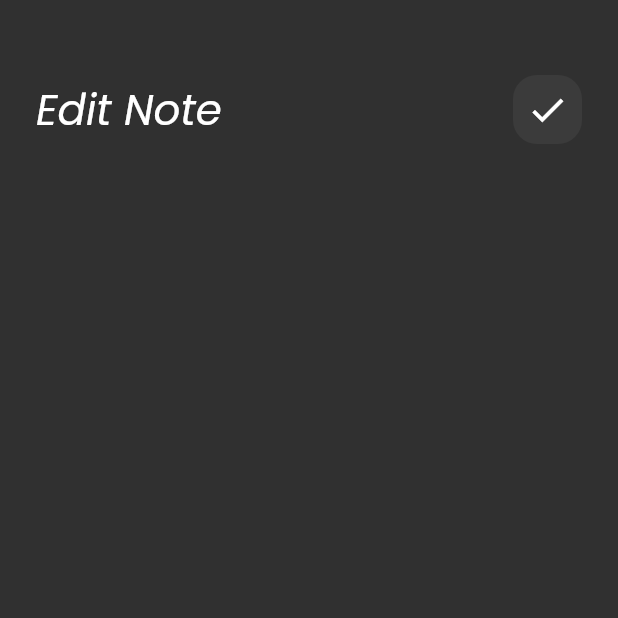
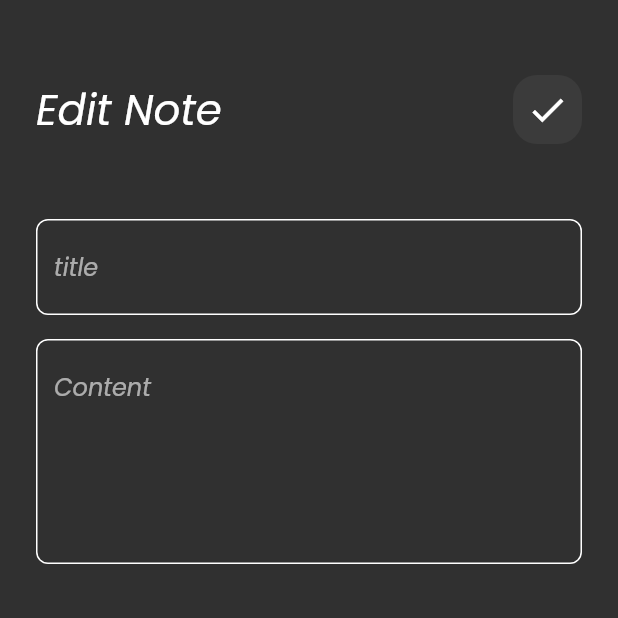
Before and after one commit to wennsh/notes_app, a Flutter app: the EditNoteView screen opened directly, on a phone screen of 412 x 824 dp, the top half of it. Run offline on Flutter 3.47's test engine with Material 2 defaults, Android fonts, the phone set to English and light mode, and no system bars; our stand-ins replace font_awesome_flutter.

Commit message:
edit note view ui done

```diff
--- a/lib/views/widgets/add_note_bottom_sheet.dart
+++ b/lib/views/widgets/add_note_bottom_sheet.dart
@@ -19,8 +19,8 @@ class AddNoteButtomSheet extends StatelessWidget {
               height: 24,
             ),
             CustomTextField(
+              hint: 'title',
               maxLines: 1,
-              hint: 'title',
             ),
             SizedBox(
               height: 16,
--- a/lib/views/widgets/custom_text_field.dart
+++ b/lib/views/widgets/custom_text_field.dart
@@ -4,15 +4,18 @@ import 'package:flutter/src/widgets/framework.dart';
 import 'package:flutter_application_7/views/widgets/constants.dart';
 
 class CustomTextField extends StatelessWidget {
-  const CustomTextField(
-      {super.key, required this.hint, required this.maxLines});
+  const CustomTextField({
+    super.key,
+    required this.hint,
+    required this.maxLines,
+  });
   final String hint;
   final int maxLines;
-
   @override
   Widget build(BuildContext context) {
     return TextField(
       cursorColor: kPrimaryColor,
+      maxLines: maxLines,
       decoration: InputDecoration(
         hintText: "$hint",
         border: buildBorder(),
--- a/lib/views/widgets/edit_view_body.dart
+++ b/lib/views/widgets/edit_view_body.dart
@@ -2,6 +2,7 @@ import 'package:flutter/material.dart';
 import 'package:flutter/src/foundation/key.dart';
 import 'package:flutter/src/widgets/framework.dart';
 import 'package:flutter_application_7/views/widgets/custom_app_bar.dart';
+import 'package:flutter_application_7/views/widgets/custom_text_field.dart';
 
 class EditNoteViewBody extends StatelessWidget {
   const EditNoteViewBody({Key? key}) : super(key: key);
@@ -19,6 +20,20 @@ class EditNoteViewBody extends StatelessWidget {
             title: 'Edit Note',
             icon: Icons.check,
           ),
+          SizedBox(
+            height: 50,
+          ),
+          CustomTextField(
+            hint: 'title',
+            maxLines: 1,
+          ),
+          SizedBox(
+            height: 16,
+          ),
+          CustomTextField(
+            hint: 'Content',
+            maxLines: 5,
+          )
         ],
       ),
     );
```
